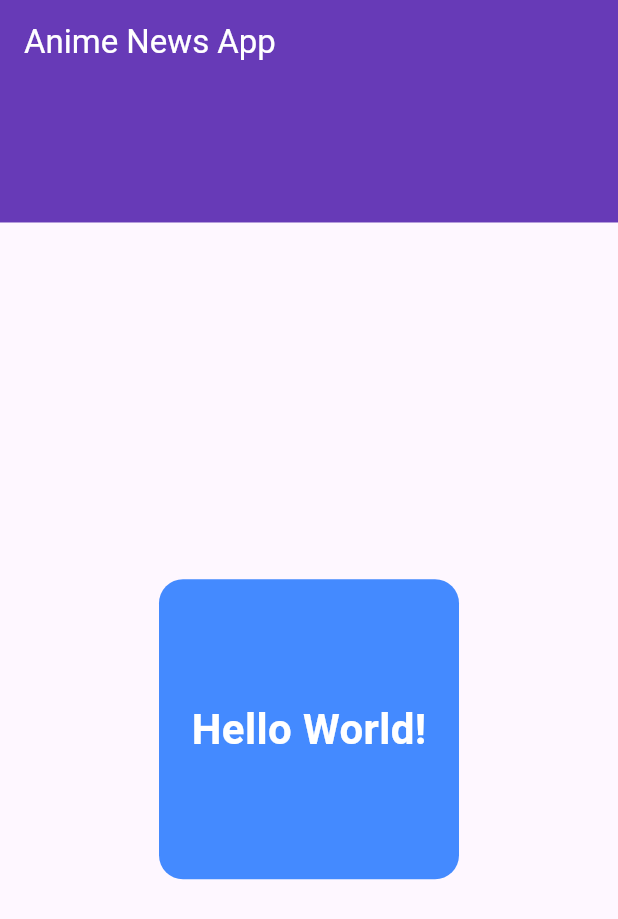
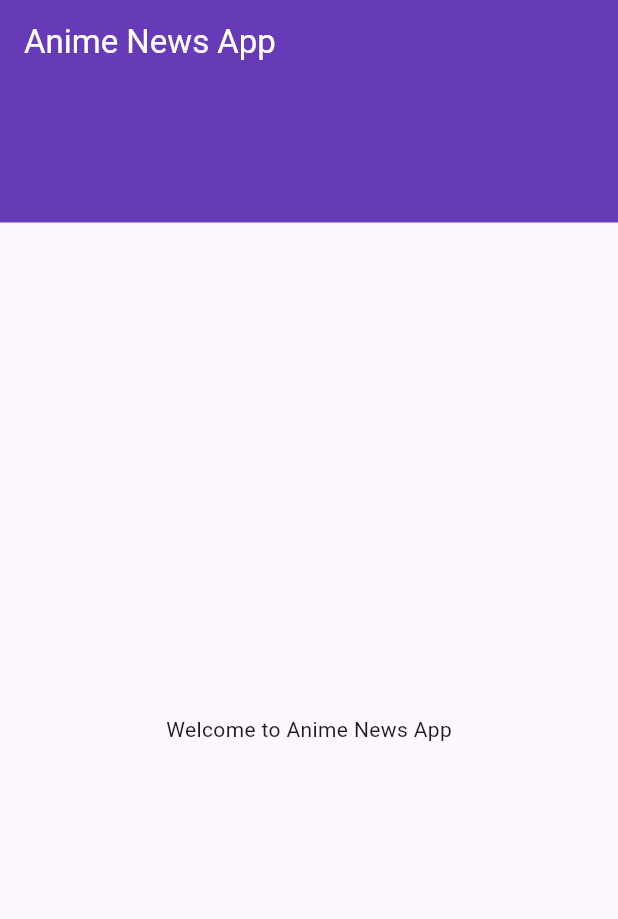
Before and after one commit to kazirafi09/Flutter_apps, a Flutter app: the screen it shows after launch, on a phone screen of 412 x 824 dp. Shown: the top 919 px of the screen. Run offline on Flutter 3.47's test engine with Material 3 defaults, Android fonts, the phone set to English and light mode, and no system bars.

Commit message:
New changes

```diff
--- a/anime_news_app/lib/main.dart
+++ b/anime_news_app/lib/main.dart
@@ -43,34 +43,8 @@ class MyHomePage extends StatelessWidget {
         ),
       ),
       body: const Center(
-        child: SaysHelloWorld(),
+        child: Text('Welcome to Anime News App'),
       ),
     );
   }
 }
-
-/// Reusable Widget
-class SaysHelloWorld extends StatelessWidget {
-  const SaysHelloWorld({super.key});
-
-  @override
-  Widget build(BuildContext context) {
-    return Container(
-      width: 200,
-      height: 200,
-      alignment: Alignment.center,
-      decoration: BoxDecoration(
-        color: Colors.blueAccent,
-        borderRadius: BorderRadius.circular(16),
-      ),
-      child: const Text(
-        'Hello World!',
-        style: TextStyle(
-          color: Colors.white,
-          fontSize: 28,
-          fontWeight: FontWeight.bold,
-        ),
-      ),
-    );
-  }
-}
```
